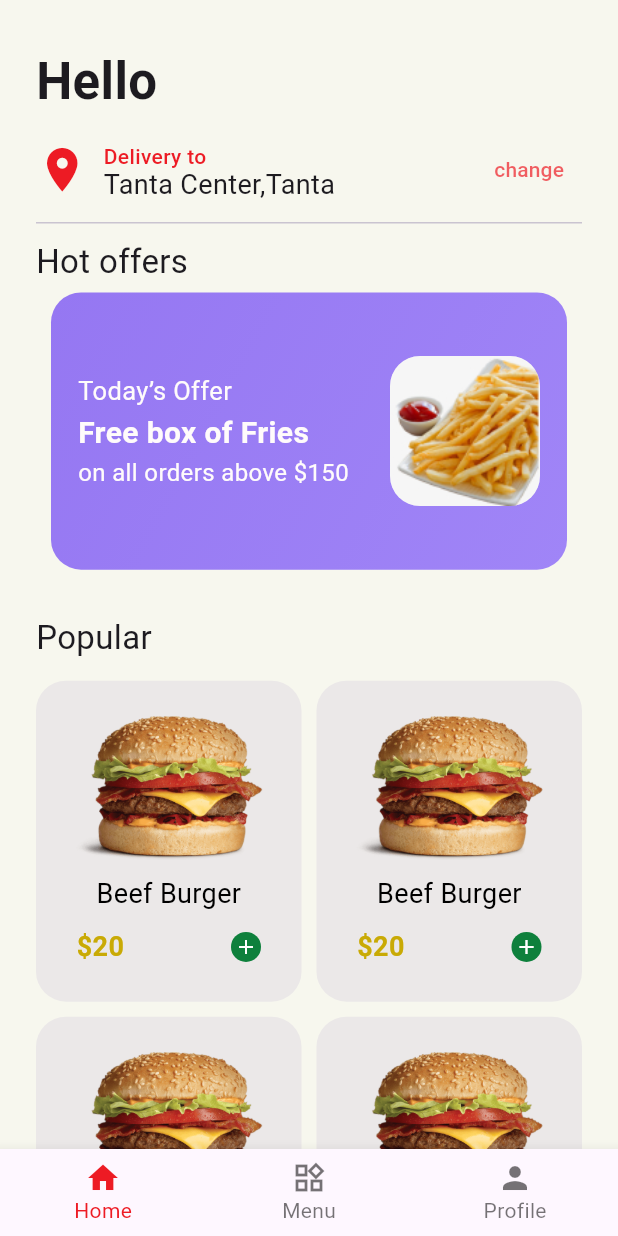
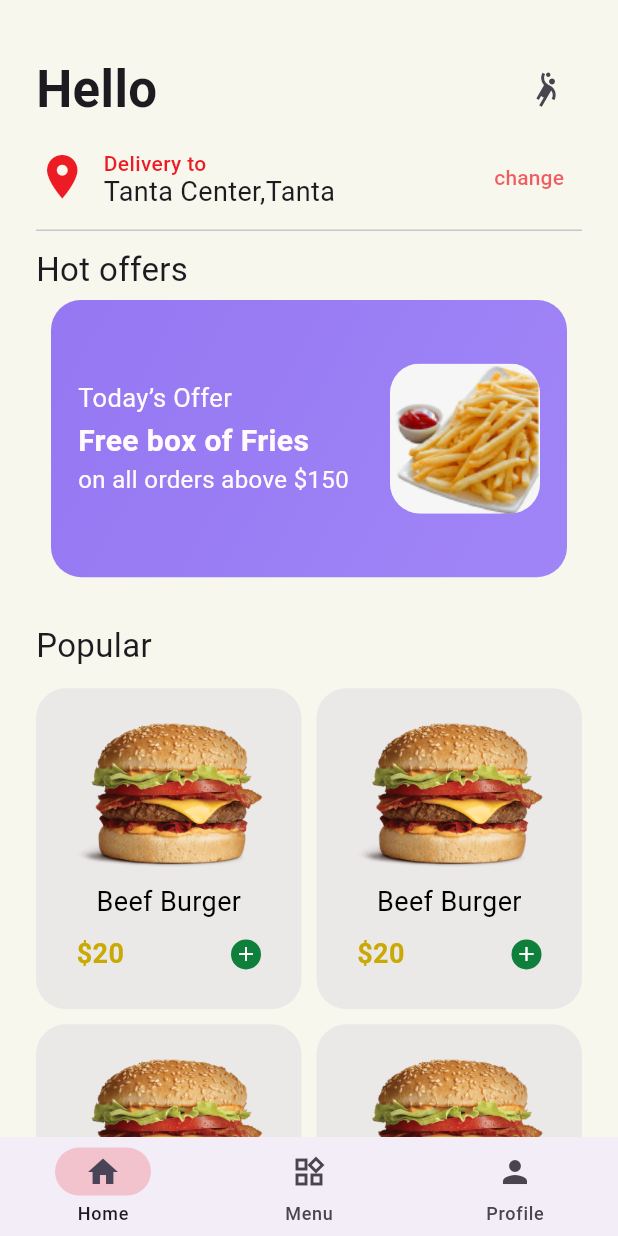
Before and after one commit to YousefDewidar/Burger-house, a Flutter app: the screen it shows after launch, on a phone screen of 412 x 824 dp. Run offline on Flutter 3.47's test engine with Material 3 defaults, Android fonts, the phone set to English and light mode, and no system bars; drawn by our look-alikes of carousel_slider; our stand-ins replace awesome_dialog, device_preview, firebase_auth, firebase_core, get; accounts and stored records are empty.

Commit message:
Add page view to navigate to menu and profile view

```diff
--- /dev/null
+++ b/lib/core/utils/all_views_page_view.dart
@@ -0,0 +1,54 @@
+import 'package:burger_house/core/utils/constant.dart';
+import 'package:burger_house/features/home/presentation/view/home_view.dart';
+import 'package:burger_house/features/menu/presentation/view/menu_view.dart';
+import 'package:flutter/material.dart';
+
+class AllViewsPageView extends StatefulWidget {
+  const AllViewsPageView({super.key});
+
+  @override
+  State<AllViewsPageView> createState() => _AllViewsPageViewState();
+}
+
+class _AllViewsPageViewState extends State<AllViewsPageView> {
+  PageController pageCon = PageController();
+  int curInd = 0;
+  @override
+  Widget build(BuildContext context) {
+    return Scaffold(
+      backgroundColor: kBackgroundColor,
+      body: SafeArea(
+        top: false,
+        minimum: const EdgeInsets.only(top: 35),
+        child: PageView(
+          controller: pageCon,
+          onPageChanged: (value) {
+            curInd = value;
+            setState(() {});
+          },
+          children: const [
+            HomeView(),
+            MenuView(),
+          ],
+        ),
+      ),
+
+      bottomNavigationBar: NavigationBar(
+        selectedIndex: curInd,
+        indicatorColor: kPrimaryColor.withOpacity(.2),
+        overlayColor: WidgetStatePropertyAll(kPrimaryColor.withOpacity(.04)),
+        height: MediaQuery.of(context).size.height * .08,
+        onDestinationSelected: (value) {
+          curInd = value;
+          pageCon.jumpToPage(curInd);
+        },
+        destinations: const [
+          NavigationDestination(icon: Icon(Icons.home), label: 'Home'),
+          NavigationDestination(
+              icon: Icon(Icons.widgets_outlined), label: 'Menu'),
+          NavigationDestination(icon: Icon(Icons.person), label: 'Profile'),
+        ],
+      ),
+    );
+  }
+}
--- a/lib/features/home/presentation/view/home_view.dart
+++ b/lib/features/home/presentation/view/home_view.dart
@@ -1,5 +1,3 @@
-import 'package:burger_house/core/utils/constant.dart';
-import 'package:burger_house/features/home/presentation/view/widget/custom_bottom_bar.dart';
 import 'package:burger_house/features/home/presentation/view/widget/hello_row.dart';
 import 'package:burger_house/features/home/presentation/view/widget/home_view_body.dart';
 import 'package:flutter/material.dart';
@@ -9,12 +7,7 @@ class HomeView extends StatelessWidget {
 
   @override
   Widget build(BuildContext context) {
-    return const Scaffold(
-      backgroundColor: kBackgroundColor,
-      body: SafeArea(
-        top: false,
-        minimum: EdgeInsets.only(top: 30),
-        child: Padding(
+    return const Padding(
       padding: EdgeInsets.symmetric(horizontal: 24.0),
       child: Column(
         children: [
@@ -22,9 +15,6 @@ class HomeView extends StatelessWidget {
           HomeViewBody(),
         ],
       ),
-        ),
-      ),
-      bottomNavigationBar: CustomBottomBar(),
     );
   }
 }
--- a/lib/features/home/presentation/view/widget/custom_bottom_bar.dart
+++ /dev/null
@@ -1,31 +0,0 @@
-
-import 'package:burger_house/core/utils/constant.dart';
-import 'package:flutter/material.dart';
-
-class CustomBottomBar extends StatelessWidget {
-  const CustomBottomBar({
-    super.key,
-  });
-
-  @override
-  Widget build(BuildContext context) {
-    return BottomNavigationBar(
-      unselectedFontSize: 14,
-      fixedColor: kPrimaryColor,
-      items: const [
-        BottomNavigationBarItem(
-          icon: Icon(Icons.home),
-          label: 'Home',
-        ),
-        BottomNavigationBarItem(
-          icon: Icon(Icons.widgets_outlined),
-          label: 'Menu',
-        ),
-        BottomNavigationBarItem(
-          icon: Icon(Icons.person),
-          label: 'Profile',
-        ),
-      ],
-    );
-  }
-}
--- a/lib/features/home/presentation/view/widget/hello_row.dart
+++ b/lib/features/home/presentation/view/widget/hello_row.dart
@@ -1,6 +1,7 @@
 import 'package:burger_house/core/utils/constant.dart';
 import 'package:burger_house/core/utils/styles.dart';
 import 'package:burger_house/core/utils/widgets/space.dart';
+import 'package:firebase_auth/firebase_auth.dart';
 import 'package:flutter/material.dart';
 
 class HelloRow extends StatelessWidget {
@@ -14,9 +15,19 @@ class HelloRow extends StatelessWidget {
       crossAxisAlignment: CrossAxisAlignment.start,
       mainAxisAlignment: MainAxisAlignment.spaceBetween,
       children: [
-        Text('Hello',
-            style: Styles.style22
-                .copyWith(fontSize: 34, fontWeight: FontWeight.w600)),
+        Row(
+          mainAxisAlignment: MainAxisAlignment.spaceBetween,
+          children: [
+            Text('Hello',
+                style: Styles.style22
+                    .copyWith(fontSize: 34, fontWeight: FontWeight.w600)),
+            IconButton(
+                onPressed: () {
+                  FirebaseAuth.instance.signOut();
+                },
+                icon: const Icon(Icons.sports_handball_outlined))
+          ],
+        ),
         const SpaceV(10),
         Row(
           children: [
--- a/lib/features/menu/presentation/view/menu_view.dart
+++ b/lib/features/menu/presentation/view/menu_view.dart
@@ -0,0 +1,20 @@
+import 'package:burger_house/features/home/presentation/view/widget/hello_row.dart';
+import 'package:burger_house/features/menu/presentation/view/widgets/menu_view_body.dart';
+import 'package:flutter/material.dart';
+
+class MenuView extends StatelessWidget {
+  const MenuView({super.key});
+
+  @override
+  Widget build(BuildContext context) {
+    return const Padding(
+      padding: EdgeInsets.symmetric(horizontal: 24.0),
+      child: Column(
+        children: [
+          HelloRow(),
+          MenuViewBody(),
+        ],
+      ),
+    );
+  }
+}
--- /dev/null
+++ b/lib/features/menu/presentation/view/widgets/menu_view_body.dart
@@ -0,0 +1,10 @@
+import 'package:flutter/material.dart';
+
+class MenuViewBody extends StatelessWidget {
+  const MenuViewBody({super.key});
+
+  @override
+  Widget build(BuildContext context) {
+    return const Column();
+  }
+}
--- a/lib/main.dart
+++ b/lib/main.dart
@@ -1,5 +1,4 @@
-import 'package:burger_house/features/home/presentation/view/home_view.dart';
-import 'package:burger_house/features/splash/presentation/view/splash_view.dart';
+import 'package:burger_house/core/utils/all_views_page_view.dart';
 import 'package:burger_house/firebase_options.dart';
 import 'package:device_preview/device_preview.dart';
 import 'package:firebase_core/firebase_core.dart';
@@ -18,7 +17,7 @@ class BurgerHouseApp extends StatelessWidget {
   Widget build(BuildContext context) {
     return const GetMaterialApp(
       debugShowCheckedModeBanner: false,
-      home: HomeView(),
+      home: AllViewsPageView(),
     );
   }
 }
```
Lines whose indentation alone changed are shown as unchanged.
